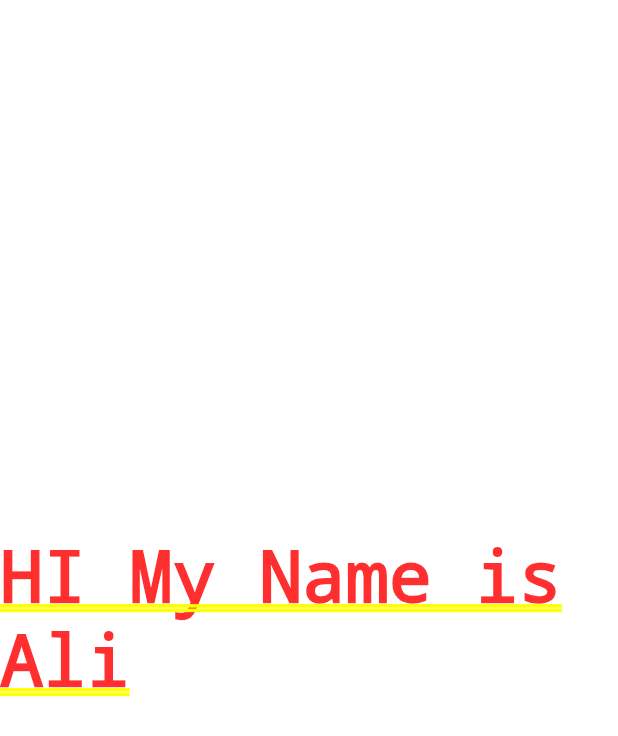
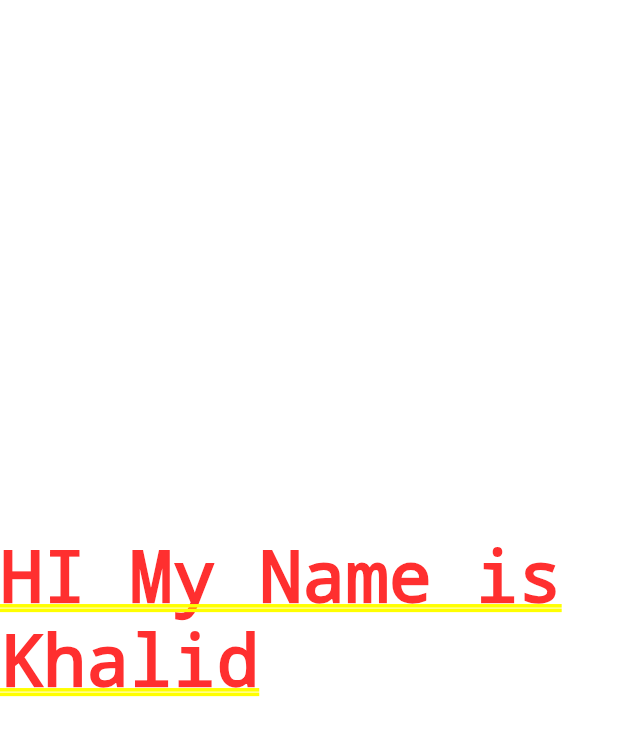
Before and after one commit to alilibx/learn_gihub, a Flutter app: the screen it shows after launch, on a phone screen of 412 x 824 dp. Shown: the top 736 px of the screen. Run offline on Flutter 3.47's test engine with Material 2 defaults, Android fonts, the phone set to English and light mode, and no system bars.

Commit message:
Updated name from ali to khalid

```diff
--- a/lib/home.dart
+++ b/lib/home.dart
@@ -7,7 +7,7 @@ class HomePage extends StatelessWidget {
   Widget build(BuildContext context) {
     return Center(
       child: Container(
-          color: Colors.white, child: const Text("HI My Name is Ali")),
+          color: Colors.white, child: const Text("HI My Name is Khalid")),
     );
   }
 }
```
